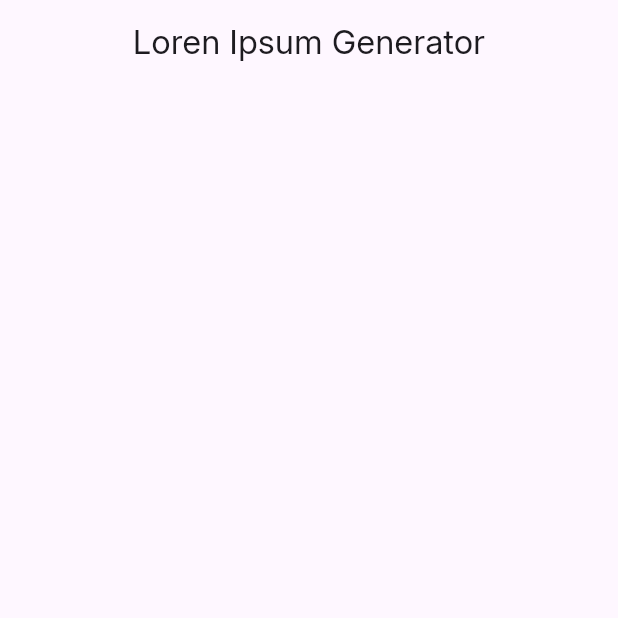
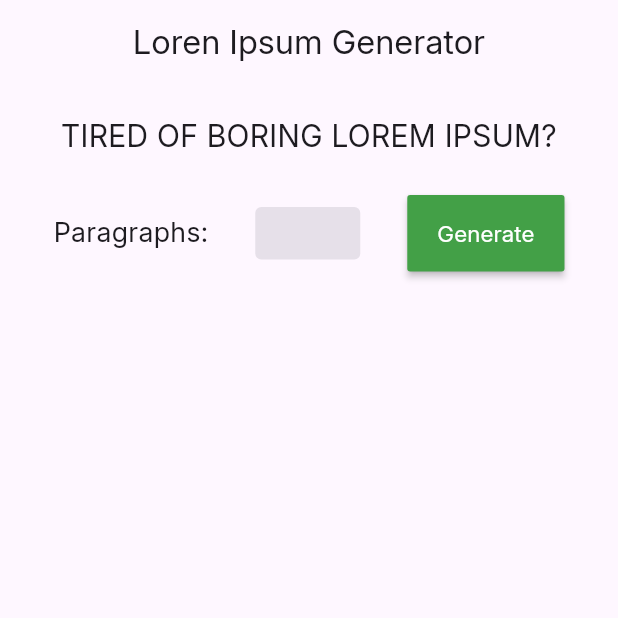
Before and after one commit to Jhay4Julian/lorem_ipsum_generator, a Flutter app: the screen it shows after launch, on a phone screen of 412 x 824 dp, the top half of it. Run offline on Flutter 3.47's test engine with Material 2 defaults, Android fonts, the phone set to English and light mode, and no system bars.

Commit message:
text field and generate button

```diff
--- a/lib/homepage.dart
+++ b/lib/homepage.dart
@@ -12,6 +12,7 @@ class HomePage extends StatefulWidget {
 
 class _HomePageState extends State<HomePage> {
   List<String> _paragraphs = [];
+  TextEditingController _controller = TextEditingController();
 
   Future<void> fetchLoremText(int paragraphs) async {
     final response = await http.get(
@@ -38,6 +39,64 @@ class _HomePageState extends State<HomePage> {
         title: const Text('Loren Ipsum Generator'),
         centerTitle: true,
       ),
+      body: Padding(
+        padding: const EdgeInsets.all(20),
+        child: Column(
+          children: [
+            Text(
+              'Tired of boring Lorem Ipsum?'.toUpperCase(),
+              textAlign: TextAlign.center,
+              style: const TextStyle(fontSize: 20),
+            ),
+            const SizedBox(height: 25),
+            Row(
+              mainAxisAlignment: MainAxisAlignment.spaceAround,
+              children: [
+                const Text(
+                  'Paragraphs:',
+                  style: TextStyle(fontSize: 18),
+                ),
+                // paragraph input
+                SizedBox(
+                  height: 35,
+                  width: 70,
+                  child: TextField(
+                    controller: _controller,
+                    keyboardType: TextInputType.number,
+                    decoration: const InputDecoration(
+                      contentPadding: EdgeInsets.only(left: 10, right: 10),
+                      filled: true,
+                      enabledBorder: OutlineInputBorder(
+                        borderSide: BorderSide.none,
+                      ),
+                      focusedBorder: OutlineInputBorder(
+                        borderSide: BorderSide(
+                          width: 2,
+                          color: Colors.black,
+                        ),
+                      ),
+                    ),
+                  ),
+                ),
+                // generate button
+                MaterialButton(
+                  color: Colors.green.shade600,
+                  padding:
+                      const EdgeInsets.symmetric(horizontal: 20, vertical: 15),
+                  onPressed: () {},
+                  child: const Text(
+                    'Generate',
+                    style: TextStyle(
+                      fontSize: 15,
+                      color: Colors.white,
+                    ),
+                  ),
+                )
+              ],
+            ),
+          ],
+        ),
+      ),
     );
   }
 }
```
